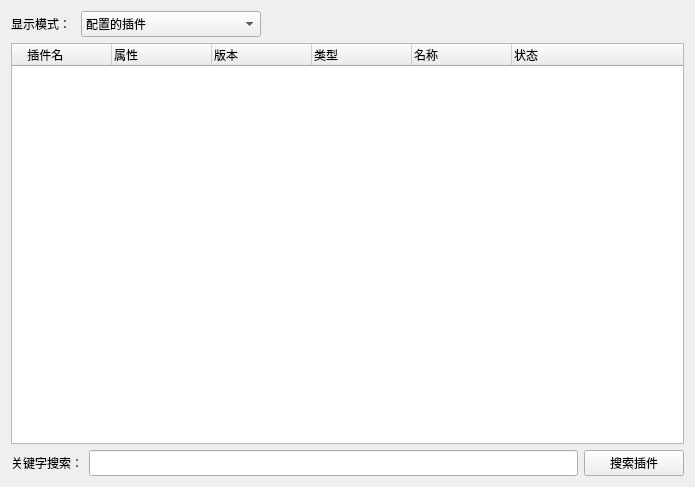
Qt form DrillPluginInformationReader/Source/InformationModule/pluginListPart/p_PluginListPart.ui (DrillUp/DrillPluginInformationReader) before a commit.
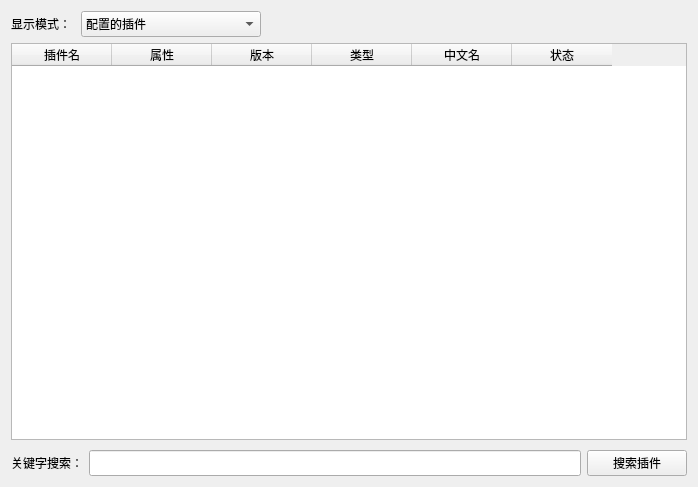
The same form after that commit.

Diff of the .ui file:
```diff
--- a/DrillPluginInformationReader/Source/InformationModule/pluginListPart/p_PluginListPart.ui
+++ b/DrillPluginInformationReader/Source/InformationModule/pluginListPart/p_PluginListPart.ui
@@ -6,7 +6,7 @@
    <rect>
     <x>0</x>
     <y>0</y>
-    <width>695</width>
+    <width>698</width>
     <height>487</height>
    </rect>
   </property>
@@ -14,33 +14,6 @@
    <string>Form</string>
   </property>
   <layout class="QGridLayout" name="gridLayout">
-   <item row="0" column="0">
-    <widget class="QLabel" name="label_pluginMode">
-     <property name="text">
-      <string>显示模式： </string>
-     </property>
-    </widget>
-   </item>
-   <item row="0" column="1">
-    <widget class="QComboBox" name="comboBox_pluginMode">
-     <property name="minimumSize">
-      <size>
-       <width>180</width>
-       <height>26</height>
-      </size>
-     </property>
-     <item>
-      <property name="text">
-       <string>配置的插件</string>
-      </property>
-     </item>
-     <item>
-      <property name="text">
-       <string>全部插件</string>
-      </property>
-     </item>
-    </widget>
-   </item>
    <item row="0" column="2">
     <spacer name="horizontalSpacer">
      <property name="orientation">
@@ -54,41 +27,41 @@
      </property>
     </spacer>
    </item>
-   <item row="1" column="0" colspan="3">
-    <widget class="QTreeWidget" name="treeWidget_plugin">
-     <column>
+   <item row="0" column="1">
+    <widget class="QComboBox" name="comboBox_pluginMode">
+     <property name="minimumSize">
+      <size>
+       <width>180</width>
+       <height>26</height>
+      </size>
+     </property>
+     <item>
       <property name="text">
-       <string>    插件名</string>
+       <string>配置的插件</string>
       </property>
-     </column>
-     <column>
+     </item>
+     <item>
       <property name="text">
-       <string>属性</string>
+       <string>全部插件</string>
       </property>
-     </column>
-     <column>
-      <property name="text">
-       <string>版本</string>
-      </property>
-     </column>
-     <column>
-      <property name="text">
-       <string>类型</string>
-      </property>
-     </column>
-     <column>
-      <property name="text">
-       <string>名称</string>
-      </property>
-     </column>
-     <column>
-      <property name="text">
-       <string>状态</string>
-      </property>
-     </column>
+     </item>
+    </widget>
+   </item>
+   <item row="0" column="0">
+    <widget class="QLabel" name="label_pluginMode">
+     <property name="text">
+      <string>显示模式： </string>
+     </property>
     </widget>
    </item>
    <item row="2" column="0" colspan="3">
+    <layout class="QVBoxLayout" name="verticalLayout">
+     <property name="bottomMargin">
+      <number>4</number>
+     </property>
+    </layout>
+   </item>
+   <item row="3" column="0" colspan="3">
     <widget class="QWidget" name="widget" native="true">
      <layout class="QHBoxLayout" name="horizontalLayout">
       <property name="leftMargin">
@@ -136,6 +109,40 @@
      </layout>
     </widget>
    </item>
+   <item row="1" column="0" colspan="3">
+    <widget class="QTableWidget" name="tableWidget_plugin">
+     <column>
+      <property name="text">
+       <string>插件名</string>
+      </property>
+     </column>
+     <column>
+      <property name="text">
+       <string>属性</string>
+      </property>
+     </column>
+     <column>
+      <property name="text">
+       <string>版本</string>
+      </property>
+     </column>
+     <column>
+      <property name="text">
+       <string>类型</string>
+      </property>
+     </column>
+     <column>
+      <property name="text">
+       <string>中文名</string>
+      </property>
+     </column>
+     <column>
+      <property name="text">
+       <string>状态</string>
+      </property>
+     </column>
+    </widget>
+   </item>
   </layout>
  </widget>
  <resources/>
```
